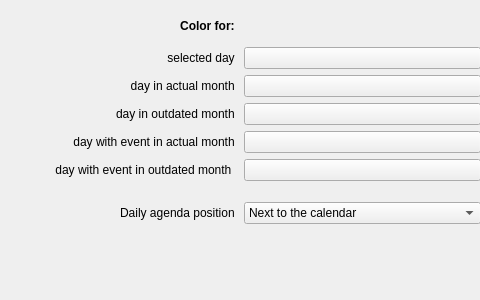
Old version of the form calendar/src/ui/calendarconfig.ui in the repository KDE/akonadi-google-applets.
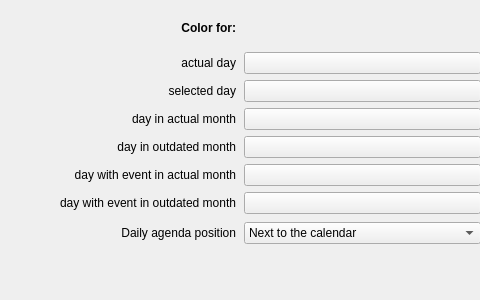
New version of the form. Custom widgets are drawn as their Qt base class.

Commit message: Highlight actual day in calendar view

Diff of the .ui file:
```diff
--- a/calendar/src/ui/calendarconfig.ui
+++ b/calendar/src/ui/calendarconfig.ui
@@ -22,73 +22,88 @@
      <x>0</x>
      <y>10</y>
      <width>481</width>
-     <height>171</height>
+     <height>204</height>
     </rect>
    </property>
    <layout class="QGridLayout" name="gridLayout">
-    <item row="1" column="1">
-     <widget class="KColorButton" name="selectedDay"/>
+    <item row="7" column="1">
+     <widget class="KColorButton" name="outdatedEvent"/>
     </item>
-    <item row="1" column="0">
-     <widget class="QLabel" name="label">
-      <property name="text">
-       <string>selected day </string>
-      </property>
-      <property name="alignment">
-       <set>Qt::AlignRight|Qt::AlignTrailing|Qt::AlignVCenter</set>
-      </property>
-     </widget>
-    </item>
-    <item row="4" column="1">
-     <widget class="KColorButton" name="currentEvent"/>
-    </item>
-    <item row="2" column="1">
-     <widget class="KColorButton" name="currentMonth"/>
-    </item>
-    <item row="3" column="1">
-     <widget class="KColorButton" name="outdatedMonth"/>
-    </item>
-    <item row="4" column="0">
+    <item row="6" column="0">
      <widget class="QLabel" name="label_4">
       <property name="text">
-       <string>day with event in actual month </string>
+       <string>day with event in actual month</string>
       </property>
       <property name="alignment">
        <set>Qt::AlignRight|Qt::AlignTrailing|Qt::AlignVCenter</set>
       </property>
+      <property name="indent">
+       <number>2</number>
+      </property>
      </widget>
     </item>
     <item row="5" column="0">
-     <widget class="QLabel" name="label_5">
-      <property name="text">
-       <string>day with event in outdated month  </string>
-      </property>
-      <property name="alignment">
-       <set>Qt::AlignRight|Qt::AlignTrailing|Qt::AlignVCenter</set>
-      </property>
-     </widget>
-    </item>
-    <item row="3" column="0">
      <widget class="QLabel" name="label_3">
       <property name="text">
-       <string>day in outdated month </string>
+       <string>day in outdated month</string>
       </property>
       <property name="alignment">
        <set>Qt::AlignRight|Qt::AlignTrailing|Qt::AlignVCenter</set>
       </property>
+      <property name="indent">
+       <number>2</number>
+      </property>
      </widget>
     </item>
+    <item row="2" column="1">
+     <widget class="KColorButton" name="selectedDay"/>
+    </item>
     <item row="5" column="1">
-     <widget class="KColorButton" name="outdatedEvent"/>
+     <widget class="KColorButton" name="outdatedMonth"/>
     </item>
     <item row="2" column="0">
+     <widget class="QLabel" name="label">
+      <property name="text">
+       <string>selected day</string>
+      </property>
+      <property name="alignment">
+       <set>Qt::AlignRight|Qt::AlignTrailing|Qt::AlignVCenter</set>
+      </property>
+      <property name="indent">
+       <number>2</number>
+      </property>
+     </widget>
+    </item>
+    <item row="4" column="1">
+     <widget class="KColorButton" name="currentMonth"/>
+    </item>
+    <item row="7" column="0">
+     <widget class="QLabel" name="label_5">
+      <property name="text">
+       <string>day with event in outdated month</string>
+      </property>
+      <property name="alignment">
+       <set>Qt::AlignRight|Qt::AlignTrailing|Qt::AlignVCenter</set>
+      </property>
+      <property name="indent">
+       <number>2</number>
+      </property>
+     </widget>
+    </item>
+    <item row="6" column="1">
+     <widget class="KColorButton" name="currentEvent"/>
+    </item>
+    <item row="4" column="0">
      <widget class="QLabel" name="label_2">
       <property name="text">
-       <string>day in actual month </string>
+       <string>day in actual month</string>
       </property>
       <property name="alignment">
        <set>Qt::AlignRight|Qt::AlignTrailing|Qt::AlignVCenter</set>
       </property>
+      <property name="indent">
+       <number>2</number>
+      </property>
      </widget>
     </item>
     <item row="0" column="0">
@@ -100,20 +115,39 @@
        </font>
       </property>
       <property name="text">
-       <string>Color for: </string>
+       <string>Color for:</string>
       </property>
       <property name="alignment">
        <set>Qt::AlignRight|Qt::AlignTrailing|Qt::AlignVCenter</set>
       </property>
+      <property name="indent">
+       <number>2</number>
+      </property>
      </widget>
     </item>
+    <item row="1" column="0">
+     <widget class="QLabel" name="label_8">
+      <property name="text">
+       <string>actual day</string>
+      </property>
+      <property name="alignment">
+       <set>Qt::AlignRight|Qt::AlignTrailing|Qt::AlignVCenter</set>
+      </property>
+      <property name="indent">
+       <number>2</number>
+      </property>
+     </widget>
+    </item>
+    <item row="1" column="1">
+     <widget class="KColorButton" name="actualDay"/>
+    </item>
    </layout>
   </widget>
   <widget class="QWidget" name="layoutWidget">
    <property name="geometry">
     <rect>
      <x>0</x>
-     <y>200</y>
+     <y>220</y>
      <width>481</width>
      <height>26</height>
     </rect>
@@ -122,11 +156,14 @@
     <item>
      <widget class="QLabel" name="label_7">
       <property name="text">
-       <string>Daily agenda position </string>
+       <string>Daily agenda position</string>
       </property>
       <property name="alignment">
        <set>Qt::AlignRight|Qt::AlignTrailing|Qt::AlignVCenter</set>
       </property>
+      <property name="indent">
+       <number>2</number>
+      </property>
      </widget>
     </item>
     <item>
```
The commit also changes 5 other files.
